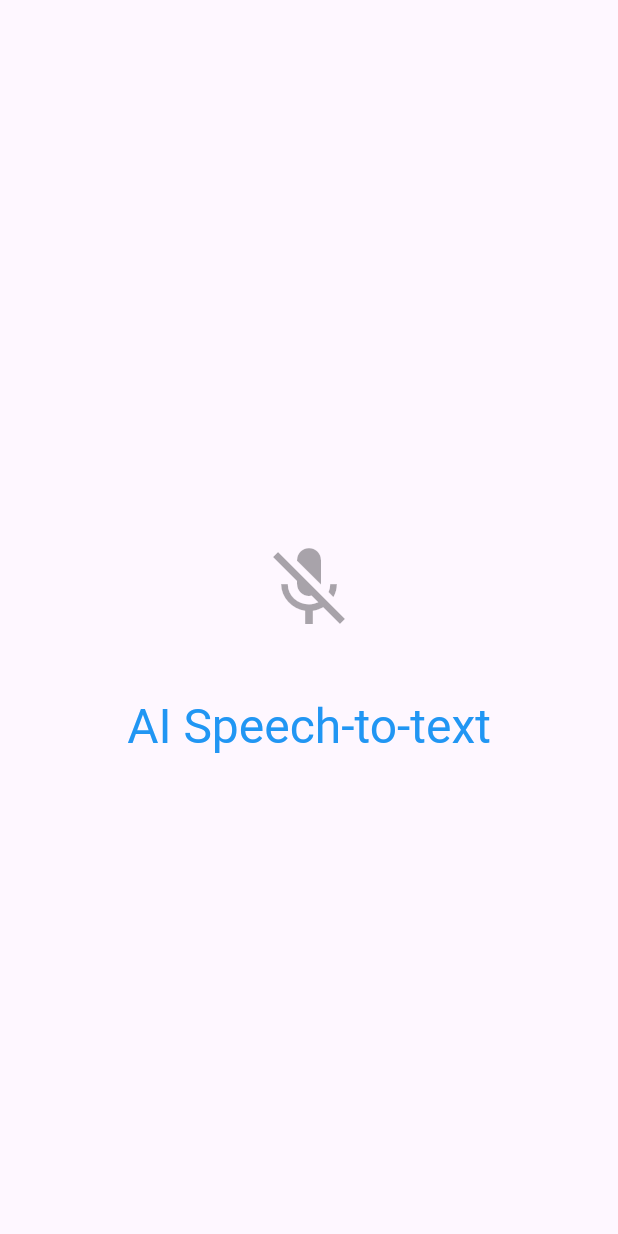
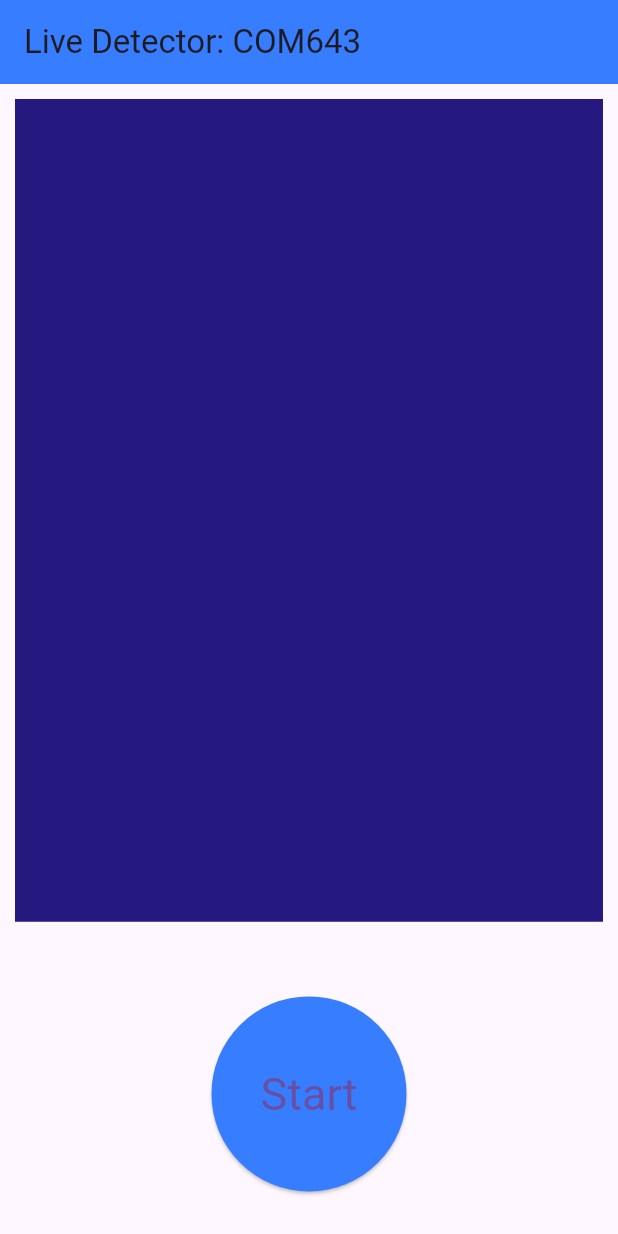
Before and after one commit to rtafurthgarcia/COM643-LiveDetection, a Flutter app: the screen it shows after launch, on a phone screen of 412 x 824 dp. Run offline on Flutter 3.47's test engine with Material 3 defaults, Android fonts, the phone set to English and light mode, and no system bars; missing offline and left inert: cheetah_flutter, flutter_voice_processor.

Commit message:
Basic transcription working with Cheetah

```diff
--- /dev/null
+++ b/liveprotector/lib/cheetah_manager.dart
@@ -0,0 +1,141 @@
+//
+// Copyright 2022-2023 Picovoice Inc.
+//
+// You may not use this file except in compliance with the license. A copy of the license is located in the "LICENSE"
+// file accompanying this source.
+//
+// Unless required by applicable law or agreed to in writing, software distributed under the License is distributed on
+// an "AS IS" BASIS, WITHOUT WARRANTIES OR CONDITIONS OF ANY KIND, either express or implied. See the License for the
+// specific language governing permissions and limitations under the License.
+//
+
+import 'dart:async';
+import 'package:cheetah_flutter/cheetah.dart';
+import 'package:cheetah_flutter/cheetah_error.dart';
+import 'package:flutter_voice_processor/flutter_voice_processor.dart';
+import 'package:flutter/services.dart';
+
+typedef TranscriptCallback = Function(String transcript);
+
+typedef ProcessErrorCallback = Function(CheetahException error);
+
+class CheetahManager {
+  VoiceProcessor? _voiceProcessor;
+  Cheetah? _cheetah;
+
+  final TranscriptCallback _transcriptCallback;
+
+  static Future<CheetahManager> create(
+    String accessKey,
+    String modelPath,
+    TranscriptCallback transcriptCallback,
+    ProcessErrorCallback processErrorCallback,
+  ) async {
+    Cheetah cheetah = await Cheetah.create(
+      accessKey,
+      modelPath,
+      enableAutomaticPunctuation: true,
+    );
+    return CheetahManager._(cheetah, transcriptCallback, processErrorCallback);
+  }
+
+  CheetahManager._(
+    this._cheetah,
+    this._transcriptCallback,
+    ProcessErrorCallback processErrorCallback,
+  ) : _voiceProcessor = VoiceProcessor.instance {
+    _voiceProcessor?.addFrameListener((List<int> frame) async {
+      if (!(await _voiceProcessor?.isRecording() ?? false)) {
+        return;
+      }
+      if (_cheetah == null) {
+        processErrorCallback(
+          CheetahInvalidStateException(
+            "Cannot process with Cheetah - resources have already been released",
+          ),
+        );
+        return;
+      }
+
+      try {
+        CheetahTranscript partialResult = await _cheetah!.process(frame);
+
+        if (partialResult.isEndpoint) {
+          CheetahTranscript remainingResult = await _cheetah!.flush();
+          String finalTranscript =
+              partialResult.transcript + remainingResult.transcript;
+          if (remainingResult.transcript.isNotEmpty) {
+            finalTranscript += " ";
+          }
+          _transcriptCallback(finalTranscript);
+        } else {
+          _transcriptCallback(partialResult.transcript);
+        }
+      } on CheetahException catch (error) {
+        processErrorCallback(error);
+      }
+    });
+
+    _voiceProcessor?.addErrorListener((VoiceProcessorException error) {
+      processErrorCallback(CheetahException(error.message));
+    });
+  }
+
+  Future<void> startProcess() async {
+    if (await _voiceProcessor?.isRecording() ?? false) {
+      return;
+    }
+
+    if (_cheetah == null || _voiceProcessor == null) {
+      throw CheetahInvalidStateException(
+        "Cannot start Cheetah - resources have already been released",
+      );
+    }
+
+    if (await _voiceProcessor?.hasRecordAudioPermission() ?? false) {
+      try {
+        await _voiceProcessor?.start(
+          _cheetah!.frameLength,
+          _cheetah!.sampleRate,
+        );
+      } on PlatformException catch (e) {
+        throw CheetahRuntimeException(
+          "Failed to start audio recording: ${e.message}",
+        );
+      }
+    } else {
+      throw CheetahRuntimeException(
+        "User did not give permission to record audio.",
+      );
+    }
+  }
+
+  Future<void> stopProcess() async {
+    if (_cheetah == null || _voiceProcessor == null) {
+      throw CheetahInvalidStateException(
+        "Cannot start Cheetah - resources have already been released",
+      );
+    }
+
+    if (await _voiceProcessor?.isRecording() ?? false) {
+      try {
+        await _voiceProcessor?.stop();
+      } on PlatformException catch (e) {
+        throw CheetahRuntimeException(
+          "Failed to stop audio recording: ${e.message}",
+        );
+      }
+
+      CheetahTranscript cheetahTranscript = await _cheetah!.flush();
+      _transcriptCallback("${cheetahTranscript.transcript} ");
+    }
+  }
+
+  Future<void> delete() async {
+    await stopProcess();
+    _voiceProcessor = null;
+
+    _cheetah?.delete();
+    _cheetah = null;
+  }
+}
--- a/liveprotector/lib/main.dart
+++ b/liveprotector/lib/main.dart
@@ -1,76 +1,230 @@
-import 'package:cheetah_flutter/cheetah.dart';
 import 'package:cheetah_flutter/cheetah_error.dart';
 import 'package:flutter/material.dart';
+import 'package:liveprotector/cheetah_manager.dart';
 
 void main() {
   runApp(const MainApp());
 }
-
-const String modelPath = "assets/cheetah_model.pv";
 
 class MainApp extends StatelessWidget {
   const MainApp({super.key});
 
   @override
   Widget build(BuildContext context) {
-    return const MaterialApp(
-      home: Scaffold(
-        body: Page()
-      ),
-    );
+    return const MaterialApp(home: Scaffold(body: Page()));
   }
 }
 
 class Page extends StatefulWidget {
-  const Page({Key? key}) : super(key: key);
+  const Page({super.key});
 
   @override
   State<Page> createState() => _PageState();
 }
 
 class _PageState extends State<Page> {
-  late Cheetah cheetahService;
+  final String accessKey = "50WHnPbczPX1+I+gdvYEO2btOBkTcwDYaWRY6v+ANjqs1YbbgyOigg==";
+  final String modelPath = "assets/cheetah_model.pv";
 
-  Future<void> setupTranscription() async {
-    const apiKey = String.fromEnvironment('PICOVOICE_API_KEY', defaultValue: '');
+  final GlobalKey<ScaffoldState> _scaffoldKey = GlobalKey<ScaffoldState>();
 
-    cheetahService = await Cheetah.create(apiKey, modelPath).whenComplete(() {
-      ScaffoldMessenger.of(context).showSnackBar(
-          SnackBar(
-            content: Text('Failed to setup the transcription service'),
-          ),
-        );
+  bool isError = false;
+  String errorMessage = "";
+
+  bool isProcessing = false;
+  String transcriptText = "";
+  CheetahManager? _cheetahManager;
+
+  final ScrollController _controller = ScrollController();
+
+  @override
+  void initState() {
+    super.initState();
+    setState(() {
+      transcriptText = "";
+    });
+
+    initCheetah();
+  }
+
+  Future<void> initCheetah() async {
+    final String modelPath = "assets/cheetah_model.pv";
+
+    try {
+      _cheetahManager = await CheetahManager.create(
+        accessKey,
+        modelPath,
+        transcriptCallback,
+        errorCallback,
+      );
+    } on CheetahActivationException {
+      errorCallback(CheetahActivationException("AccessKey activation error."));
+    } on CheetahActivationLimitException {
+      errorCallback(
+        CheetahActivationLimitException("AccessKey reached its device limit."),
+      );
+    } on CheetahActivationRefusedException {
+      errorCallback(CheetahActivationRefusedException("AccessKey refused."));
+    } on CheetahActivationThrottledException {
+      errorCallback(
+        CheetahActivationThrottledException("AccessKey has been throttled."),
+      );
+    } on CheetahException catch (ex) {
+      errorCallback(ex);
+    }
+  }
+
+  void transcriptCallback(String transcript) {
+    bool shouldScroll =
+        _controller.position.pixels == _controller.position.maxScrollExtent;
+
+    setState(() {
+      transcriptText = transcriptText + transcript;
+    });
+
+    WidgetsBinding.instance.addPostFrameCallback((_) {
+      if (shouldScroll && !_controller.position.atEdge) {
+        _controller.jumpTo(_controller.position.maxScrollExtent);
+      }
     });
   }
 
-  void initState() {
-    super.initState();
-    setupTranscription();
+  void errorCallback(CheetahException error) {
+    setState(() {
+      isError = true;
+      errorMessage = error.message!;
+    });
   }
 
+  Future<void> _startProcessing() async {
+    if (isProcessing) {
+      return;
+    }
+
+    try {
+      await _cheetahManager!.startProcess();
+      setState(() {
+        transcriptText = "";
+        isProcessing = true;
+      });
+    } on CheetahException catch (ex) {
+      errorCallback(ex);
+    }
+  }
+
+  Future<void> _stopProcessing() async {
+    if (!isProcessing) {
+      return;
+    }
+
+    try {
+      await _cheetahManager!.stopProcess();
+      setState(() {
+        isProcessing = false;
+      });
+    } on CheetahException catch (ex) {
+      errorCallback(ex);
+    }
+  }
+
+  Color picoBlue = Color.fromRGBO(55, 125, 255, 1);
   @override
   Widget build(BuildContext context) {
-    return Center(
-      child: Column(
-        mainAxisAlignment: MainAxisAlignment.center,
-        children: [
-          Container(
-            padding: const EdgeInsets.all(16.0),
-            margin: const EdgeInsets.all(16.0),
-            decoration:
-                BoxDecoration(shape: BoxShape.circle),
-            child: IconButton(
-              iconSize: 64,
-              icon: Icon(Icons.mic_off),
-              onPressed: null,
+    return MaterialApp(
+      home: Scaffold(
+        key: _scaffoldKey,
+        appBar: AppBar(
+          title: const Text('Live Detector: COM643'),
+          backgroundColor: picoBlue,
+        ),
+        body: Column(
+          children: [
+            buildCheetahTextArea(context),
+            buildErrorMessage(context),
+            buildStartButton(context),
+          ],
+        ),
+      ),
+    );
+  }
+
+  buildStartButton(BuildContext context) {
+    final ButtonStyle buttonStyle = ElevatedButton.styleFrom(
+      backgroundColor: picoBlue,
+      shape: CircleBorder(),
+      textStyle: TextStyle(color: Colors.white),
+    );
+
+    return Expanded(
+      flex: 2,
+      child: Container(
+        child: SizedBox(
+          width: 130,
+          height: 130,
+          child: ElevatedButton(
+            style: buttonStyle,
+            onPressed:
+                isError
+                    ? null
+                    : isProcessing
+                    ? _stopProcessing
+                    : _startProcessing,
+            child: Text(
+              isProcessing ? "Stop" : "Start",
+              style: TextStyle(fontSize: 30),
             ),
           ),
-          Text(
-            "AI Speech-to-text",
-            style:  Theme.of(context).textTheme.headlineLarge?.copyWith(color: Colors.blue),
-            textAlign: TextAlign.center,
+        ),
+      ),
+    );
+  }
+
+  buildCheetahTextArea(BuildContext context) {
+    return Expanded(
+      flex: 6,
+      child: Container(
+        alignment: Alignment.topCenter,
+        color: Color(0xff25187e),
+        margin: EdgeInsets.all(10),
+        child: SingleChildScrollView(
+          controller: _controller,
+          scrollDirection: Axis.vertical,
+          padding: EdgeInsets.all(10),
+          physics: RangeMaintainingScrollPhysics(),
+          child: Align(
+            alignment: Alignment.topLeft,
+            child: Text(
+              transcriptText,
+              textAlign: TextAlign.left,
+              style: TextStyle(color: Colors.white, fontSize: 20),
+            ),
           ),
-        ],
+        ),
+      ),
+    );
+  }
+
+  buildErrorMessage(BuildContext context) {
+    return Expanded(
+      flex: isError ? 2 : 0,
+      child: Container(
+        alignment: Alignment.center,
+        margin: EdgeInsets.only(left: 20, right: 20),
+        padding: EdgeInsets.all(5),
+        decoration:
+            !isError
+                ? null
+                : BoxDecoration(
+                  color: Colors.red,
+                  borderRadius: BorderRadius.circular(5),
+                ),
+        child:
+            !isError
+                ? null
+                : Text(
+                  errorMessage,
+                  style: TextStyle(color: Colors.white, fontSize: 18),
+                ),
       ),
     );
   }
--- a/liveprotector/pubspec.yaml
+++ b/liveprotector/pubspec.yaml
@@ -10,6 +10,7 @@ dependencies:
   flutter:
     sdk: flutter
   cheetah_flutter: ^2.1.0
+  flutter_voice_processor: ^1.1.2
 
 dev_dependencies:
   flutter_test:
```
Also changed, not shown: 1 other file.
